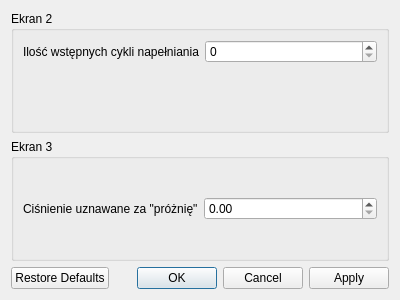
wiacekmarcin/StanowiskoChemiczne, file app/ustawieniatestu.ui: the form before one commit.
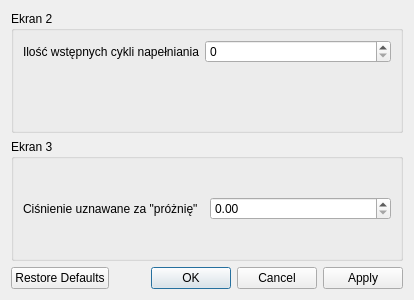
The form after the commit.

```diff
--- a/app/ustawieniatestu.ui
+++ b/app/ustawieniatestu.ui
@@ -6,7 +6,7 @@
    <rect>
     <x>0</x>
     <y>0</y>
-    <width>400</width>
+    <width>414</width>
     <height>300</height>
    </rect>
   </property>
```
Left out of the diff: 4 changed lines with no effect on the pictures.
